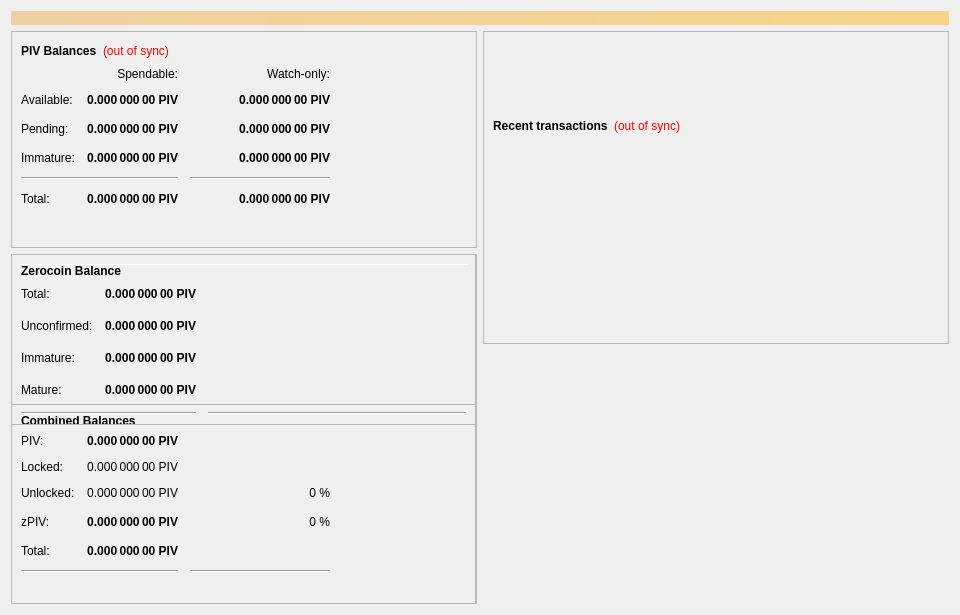
Above: src/qt/forms/overviewpage.ui from GhostAlexe/dwe before the change. Below: the same form after it.
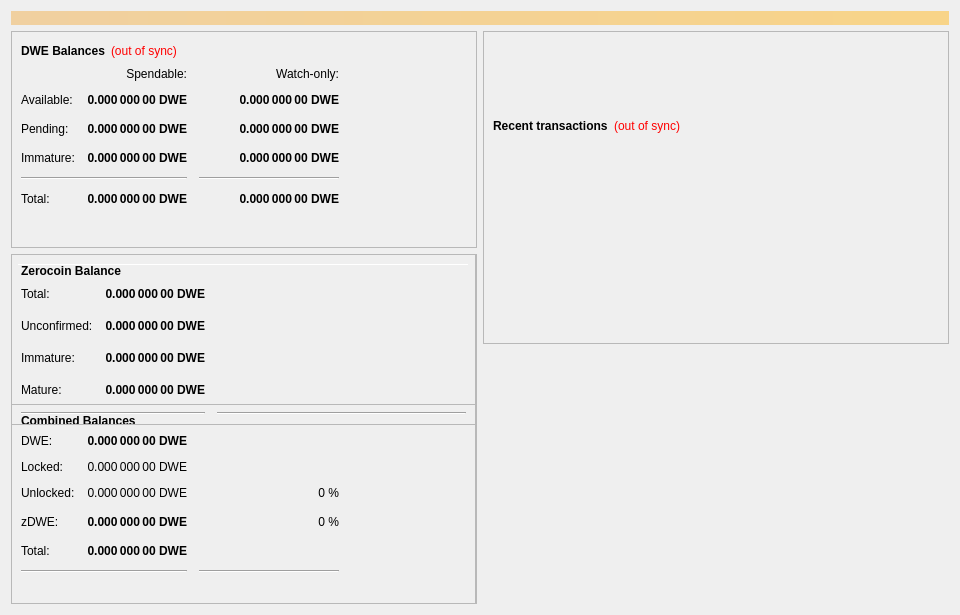
That is the form after the change.

Patch:
```diff
--- a/src/qt/forms/overviewpage.ui
+++ b/src/qt/forms/overviewpage.ui
@@ -60,7 +60,7 @@
                </font>
               </property>
               <property name="text">
-               <string>PIV Balances</string>
+               <string>DWE Balances</string>
               </property>
              </widget>
             </item>
@@ -118,7 +118,7 @@
                <string>Unconfirmed transactions to watch-only addresses</string>
               </property>
               <property name="text">
-               <string notr="true">0.000 000 00 PIV</string>
+               <string notr="true">0.000 000 00 DWE</string>
               </property>
               <property name="alignment">
                <set>Qt::AlignRight|Qt::AlignTrailing|Qt::AlignVCenter</set>
@@ -143,7 +143,7 @@
                <string>Total of transactions that have yet to be confirmed, and do not yet count toward the spendable balance</string>
               </property>
               <property name="text">
-               <string notr="true">0.000 000 00 PIV</string>
+               <string notr="true">0.000 000 00 DWE</string>
               </property>
               <property name="alignment">
                <set>Qt::AlignRight|Qt::AlignTrailing|Qt::AlignVCenter</set>
@@ -168,7 +168,7 @@
                <string>Staked or masternode rewards in watch-only addresses that has not yet matured</string>
               </property>
               <property name="text">
-               <string notr="true">0.000 000 00 PIV</string>
+               <string notr="true">0.000 000 00 DWE</string>
               </property>
               <property name="alignment">
                <set>Qt::AlignRight|Qt::AlignTrailing|Qt::AlignVCenter</set>
@@ -226,7 +226,7 @@
                <string>Staked or masternode rewards that has not yet matured</string>
               </property>
               <property name="text">
-               <string notr="true">0.000 000 00 PIV</string>
+               <string notr="true">0.000 000 00 DWE</string>
               </property>
               <property name="alignment">
                <set>Qt::AlignRight|Qt::AlignTrailing|Qt::AlignVCenter</set>
@@ -271,7 +271,7 @@
                <string>Your current total balance</string>
               </property>
               <property name="text">
-               <string notr="true">0.000 000 00 PIV</string>
+               <string notr="true">0.000 000 00 DWE</string>
               </property>
               <property name="alignment">
                <set>Qt::AlignRight|Qt::AlignTrailing|Qt::AlignVCenter</set>
@@ -296,7 +296,7 @@
                <string>Current total balance in watch-only addresses</string>
               </property>
               <property name="text">
-               <string notr="true">0.000 000 00 PIV</string>
+               <string notr="true">0.000 000 00 DWE</string>
               </property>
               <property name="alignment">
                <set>Qt::AlignRight|Qt::AlignTrailing|Qt::AlignVCenter</set>
@@ -338,7 +338,7 @@
                <string>Your current spendable balance</string>
               </property>
               <property name="text">
-               <string notr="true">0.000 000 00 PIV</string>
+               <string notr="true">0.000 000 00 DWE</string>
               </property>
               <property name="alignment">
                <set>Qt::AlignRight|Qt::AlignTrailing|Qt::AlignVCenter</set>
@@ -363,7 +363,7 @@
                <string>Your current balance in watch-only addresses</string>
               </property>
               <property name="text">
-               <string notr="true">0.000 000 00 PIV</string>
+               <string notr="true">0.000 000 00 DWE</string>
               </property>
               <property name="alignment">
                <set>Qt::AlignRight|Qt::AlignTrailing|Qt::AlignVCenter</set>
@@ -963,7 +963,7 @@
                 <string>Total of transactions that have yet to be confirmed, and do not yet count toward the spendable balance</string>
                </property>
                <property name="text">
-                <string notr="true">0.000 000 00 PIV</string>
+                <string notr="true">0.000 000 00 DWE</string>
                </property>
                <property name="alignment">
                 <set>Qt::AlignRight|Qt::AlignTrailing|Qt::AlignVCenter</set>
@@ -988,7 +988,7 @@
                 <string>Total Balance, including unconfirmed and immature coins.</string>
                </property>
                <property name="text">
-                <string notr="true">0.000 000 00 PIV</string>
+                <string notr="true">0.000 000 00 DWE</string>
                </property>
                <property name="alignment">
                 <set>Qt::AlignRight|Qt::AlignTrailing|Qt::AlignVCenter</set>
@@ -1021,7 +1021,7 @@
              <item row="1" column="0">
               <widget class="QLabel" name="labelBalanceTextz">
                <property name="text">
-                <string>PIV:</string>
+                <string>DWE:</string>
                </property>
               </widget>
              </item>
@@ -1040,7 +1040,7 @@
                 <string>Your current spendable balance</string>
                </property>
                <property name="text">
-                <string notr="true">0.000 000 00 PIV</string>
+                <string notr="true">0.000 000 00 DWE</string>
                </property>
                <property name="alignment">
                 <set>Qt::AlignRight|Qt::AlignTrailing|Qt::AlignVCenter</set>
@@ -1056,7 +1056,7 @@
                 <string/>
                </property>
                <property name="text">
-                <string>zPIV:</string>
+                <string>zDWE:</string>
                </property>
               </widget>
              </item>
@@ -1090,7 +1090,7 @@
                 <string>Locked PIV or Masternode collaterals. These are excluded from zPIV minting.</string>
                </property>
                <property name="text">
-                <string>0.000 000 00 PIV</string>
+                <string>0.000 000 00 DWE</string>
                </property>
                <property name="alignment">
                 <set>Qt::AlignRight|Qt::AlignTrailing|Qt::AlignVCenter</set>
@@ -1123,7 +1123,7 @@
                 <string>Unlocked PIVs. These can be used for zPIV minting.</string>
                </property>
                <property name="text">
-                <string>0.000 000 00 PIV</string>
+                <string>0.000 000 00 DWE</string>
                </property>
                <property name="alignment">
                 <set>Qt::AlignRight|Qt::AlignTrailing|Qt::AlignVCenter</set>
@@ -1234,7 +1234,7 @@
                 <string>All available zPIV, unconfirmed and immature zPIV included.</string>
                </property>
                <property name="text">
-                <string notr="true">0.000 000 00 PIV</string>
+                <string notr="true">0.000 000 00 DWE</string>
                </property>
                <property name="alignment">
                 <set>Qt::AlignRight|Qt::AlignTrailing|Qt::AlignVCenter</set>
@@ -1312,7 +1312,7 @@
 These zPIV are spendable.</string>
                </property>
                <property name="text">
-                <string>0.000 000 00 PIV</string>
+                <string>0.000 000 00 DWE</string>
                </property>
                <property name="alignment">
                 <set>Qt::AlignRight|Qt::AlignTrailing|Qt::AlignVCenter</set>
@@ -1343,7 +1343,7 @@
 Immature: confirmed, but less than 3 mints of the same denomination after it was minted</string>
                </property>
                <property name="text">
-                <string>0.000 000 00 PIV</string>
+                <string>0.000 000 00 DWE</string>
                </property>
                <property name="alignment">
                 <set>Qt::AlignRight|Qt::AlignTrailing|Qt::AlignVCenter</set>
@@ -1387,7 +1387,7 @@
 Immature: confirmed, but less than 3 mints of the same denomination after it was minted</string>
                </property>
                <property name="text">
-                <string>0.000 000 00 PIV</string>
+                <string>0.000 000 00 DWE</string>
                </property>
                <property name="alignment">
                 <set>Qt::AlignRight|Qt::AlignTrailing|Qt::AlignVCenter</set>
```
Left out of the diff: 22 changed lines with no effect on the pictures.
